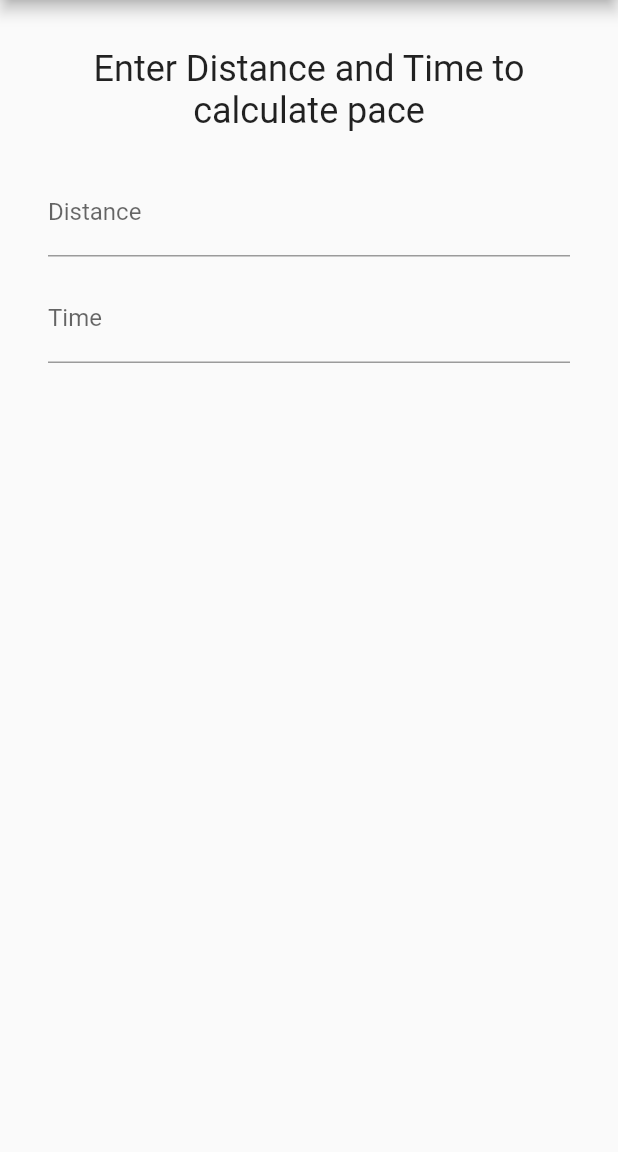
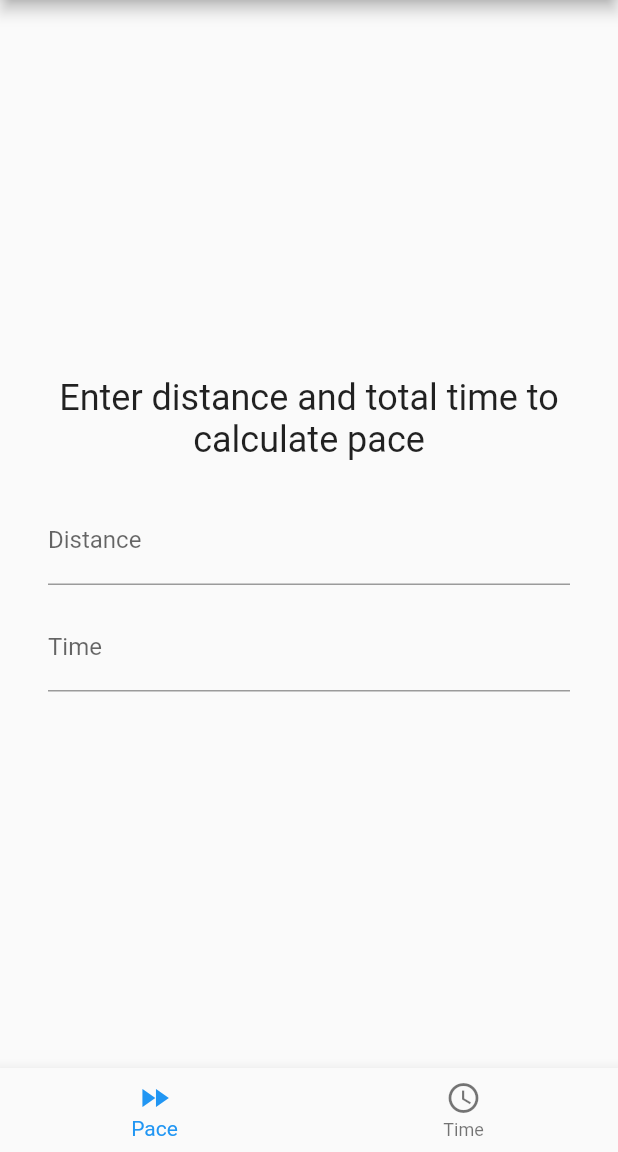
Before and after one commit to bmanley91/pace-setter-app, a Flutter app: the screen it shows after launch, on a phone screen of 412 x 824 dp, the part 84-1236 px from its top. Run offline on Flutter 3.47's test engine with Material 2 defaults, Android fonts, the light colour scheme and no system bars.

Commit message:
Time calc (#6)
* Remove circleci config

* Added basic nav bar

* Make navbar do something

* Calculate total time

* Better icons

```diff
--- a/lib/util/calculators.dart
+++ b/lib/util/calculators.dart
@@ -1,6 +1,7 @@
 import 'converters.dart';
 
-double calculateTime(double pace, double distance) => distance * pace;
+String calculateTime(String pace, String distance) =>
+    secondsToTimeString(double.parse(distance) * timeStringToSeconds(pace));
 
 String calculatePace(String time, String distance) =>
     secondsToTimeString(timeStringToSeconds(time) / double.parse(distance));
--- a/lib/widgets/home_page.dart
+++ b/lib/widgets/home_page.dart
@@ -1,6 +1,6 @@
 import 'package:flutter/material.dart';
 import 'package:pace_tracker_app/widgets/pace_calculator.dart';
-import 'package:pace_tracker_app/widgets/description.dart';
+import 'package:pace_tracker_app/widgets/time_calculator.dart';
 
 class HomePage extends StatefulWidget {
   const HomePage({super.key});
@@ -10,6 +10,16 @@ class HomePage extends StatefulWidget {
 }
 
 class _HomePageState extends State<HomePage> {
+  int _selectedNavIndex = 0;
+
+  void _onNavTapped(int index) {
+    setState(() {
+      _selectedNavIndex = index;
+    });
+  }
+
+  final _calculators = const <Widget>[PaceCalculator(), TimeCalculator()];
+
   @override
   Widget build(BuildContext context) {
     return Scaffold(
@@ -19,9 +29,21 @@ class _HomePageState extends State<HomePage> {
         body: Center(
             child: Padding(
                 padding: const EdgeInsets.all(32),
-                child: ListView(children: const <Widget>[
-                  // PresetSelector(),
-                  PaceCalculator()
-                ]))));
+                child: _calculators.elementAt(_selectedNavIndex))),
+        bottomNavigationBar: BottomNavigationBar(
+          items: const <BottomNavigationBarItem>[
+            BottomNavigationBarItem(
+              icon: Icon(Icons.fast_forward),
+              label: 'Pace',
+            ),
+            BottomNavigationBarItem(
+              icon: Icon(Icons.schedule),
+              label: 'Time',
+            ),
+          ],
+          currentIndex: _selectedNavIndex,
+          selectedItemColor: Colors.blue[500],
+          onTap: _onNavTapped,
+        ));
   }
 }
--- a/lib/widgets/pace_calculator.dart
+++ b/lib/widgets/pace_calculator.dart
@@ -56,7 +56,7 @@ class _PaceCalculatorState extends State<PaceCalculator> {
             child: Text(
               _pace.isNotEmpty
                   ? 'Pace: $_pace'
-                  : 'Enter Distance and Time to calculate pace',
+                  : 'Enter distance and total time to calculate pace',
               style: const TextStyle(
                 fontSize: 24,
               ),
--- /dev/null
+++ b/lib/widgets/time_calculator.dart
@@ -0,0 +1,75 @@
+import 'package:flutter/material.dart';
+
+import '../util/calculators.dart';
+import '../util/validators.dart';
+import 'calculator_field.dart';
+import 'distance_field.dart';
+
+class TimeCalculator extends StatefulWidget {
+  const TimeCalculator({super.key});
+
+  @override
+  State<StatefulWidget> createState() => _TimeCalculatorState();
+}
+
+class _TimeCalculatorState extends State<TimeCalculator> {
+  String _distance = '';
+  String _time = '';
+  String _pace = '';
+
+  bool _shouldCalcTime() {
+    final distValid = isDistanceValid(_distance);
+    final paceValid = isPaceValid(_pace);
+    return distValid && paceValid;
+  }
+
+  void _handleDistanceChanged(String newDistance) {
+    setState(() {
+      debugPrint('Distance changed');
+      _distance = newDistance;
+      if (_shouldCalcTime()) {
+        debugPrint('Calculating Time');
+        _time = calculateTime(_pace, _distance).toString();
+      }
+    });
+  }
+
+  void _handlePaceChanged(String newTime) {
+    setState(() {
+      debugPrint('Pace changed');
+      _pace = newTime;
+      if (_shouldCalcTime()) {
+        debugPrint('Calculating Time');
+        _time = calculateTime(_pace, _distance).toString();
+      }
+    });
+  }
+
+  @override
+  Widget build(BuildContext context) {
+    return Form(
+      child: Column(mainAxisSize: MainAxisSize.min, children: [
+        Padding(
+            padding: const EdgeInsets.only(bottom: 12),
+            child: Text(
+              _time.isNotEmpty
+                  ? 'Total Time: $_time'
+                  : 'Enter distance and pace to calculate total time',
+              style: const TextStyle(
+                fontSize: 24,
+              ),
+              textAlign: TextAlign.center,
+            )),
+        DistanceField(
+          onChanged: _handleDistanceChanged,
+        ),
+        CalculatorField(
+          label: 'Pace',
+          value: _pace,
+          hint: 'Format mm:ss',
+          onChanged: _handlePaceChanged,
+        ),
+      ]),
+    );
+  }
+}
```
Also changed, not shown: 1 other file.
